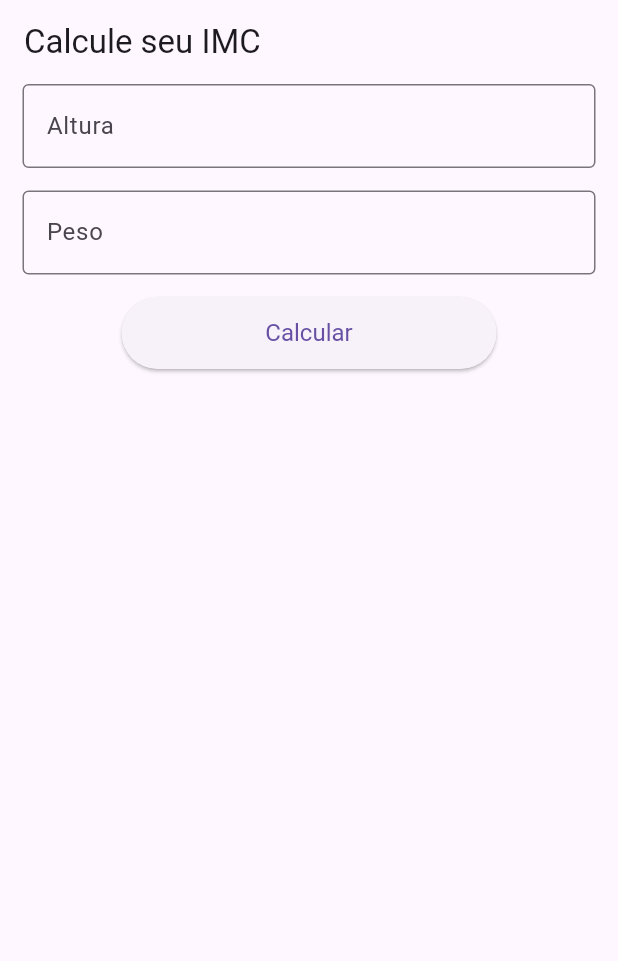
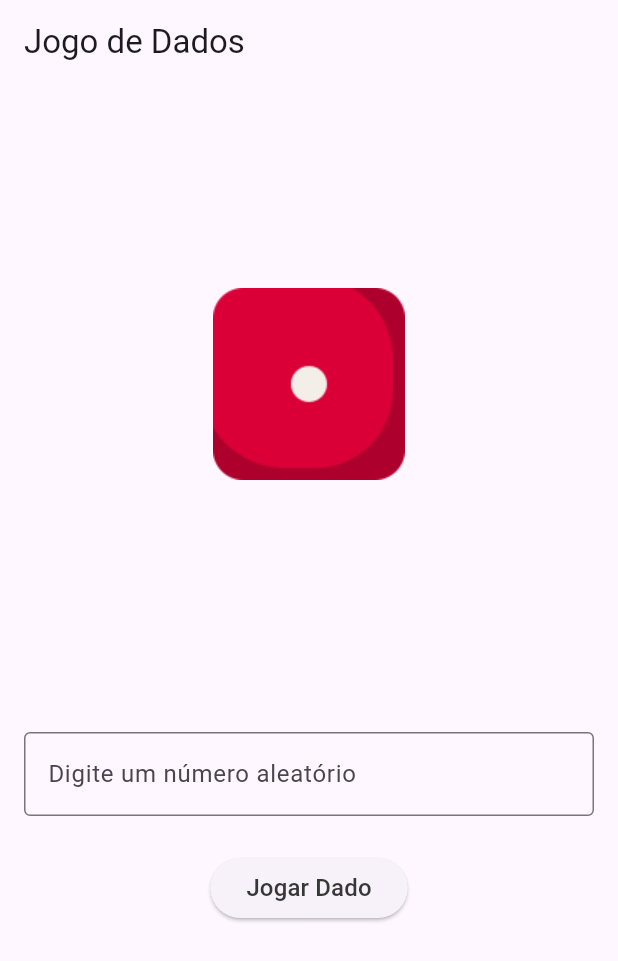
Before and after one commit to dionedev/Desafio_mentoria, a Flutter app: the screen it shows after launch, on a phone screen of 412 x 824 dp. Shown: the top 961 px of the screen. Run offline on Flutter 3.47's test engine with Material 3 defaults, Android fonts, the phone set to English and light mode, and no system bars.

Commit message:
feat: app para jogar dado

```diff
--- a/lib/main.dart
+++ b/lib/main.dart
@@ -1,84 +1,24 @@
+import 'package:app_imc/pages/conversor_temperatura.dart';
+import 'package:app_imc/pages/imc_page.dart';
+import 'package:app_imc/pages/jogo_dado.dart';
 import 'package:flutter/material.dart';
 
 void main() {
-  runApp(_AppIMCState());
+  runApp(const App());
 }
 
-class _AppIMCState extends StatefulWidget {
-  const _AppIMCState({super.key});
-
-  @override
-  State<_AppIMCState> createState() => __AppIMCStateState();
-}
-
-class __AppIMCStateState extends State<_AppIMCState> {
-  final TextEditingController controllerAltura = TextEditingController();
-  final TextEditingController controllerPeso = TextEditingController();
-  String resultado = '';
-
-  calcularImc() {
-    final altura = double.tryParse(controllerAltura.text);
-    final peso = double.tryParse(controllerPeso.text);
-
-    if (altura == null || peso == null) {
-      resultado = 'Informe uma altura e peso';
-      return;
-    }
-
-    resultado = 'O IMC é ${peso / (altura * altura)}';
-  }
+class App extends StatelessWidget {
+  const App({super.key});
 
   @override
   Widget build(BuildContext context) {
     return MaterialApp(
-      home: Scaffold(
-        appBar: AppBar(
-          title: const Text('Calcule seu IMC'),
-        ),
-        body: SafeArea(
-          child: Padding(
-            padding: const EdgeInsets.symmetric(horizontal: 15.0),
-            child: Column(
-              children: [
-                TextField(
-                  controller: controllerAltura,
-                  decoration: const InputDecoration(
-                    hintText: 'Digite sua altura',
-                    labelText: 'Altura',
-                    border: OutlineInputBorder(),
-                  ),
-                ),
-                Padding(
-                  padding: const EdgeInsets.only(top: 15, bottom: 15),
-                  child: TextField(
-                    controller: controllerPeso,
-                    decoration: const InputDecoration(
-                      hintText: 'Digite seu peso',
-                      labelText: 'Peso',
-                      border: OutlineInputBorder(),
-                    ),
-                  ),
-                ),
-                ElevatedButton(
-                  onPressed: () {
-                    calcularImc();
-                    setState(() {});
-                  },
-                  style: ElevatedButton.styleFrom(
-                    minimumSize: const Size(250, 48),
-                    textStyle: const TextStyle(fontSize: 16),
-                  ),
-                  child: const Text('Calcular'),
-                ),
-                Padding(
-                  padding: const EdgeInsets.only(top: 30),
-                  child: Text('$resultado'),
-                )
-              ],
-            ),
-          ),
-        ),
-      ),
+      initialRoute: 'jogoDado',
+      routes: {
+        'imc': (context) => const ImcPage(),
+        'jogoDado': (context) => const JogoDado(),
+        'conversorTemperatura': (context) => const ConversorTemperatura(),
+      },
     );
   }
 }
--- /dev/null
+++ b/lib/pages/jogo_dado.dart
@@ -0,0 +1,92 @@
+import 'package:flutter/material.dart';
+
+class JogoDado extends StatefulWidget {
+  const JogoDado({super.key});
+
+  @override
+  State<JogoDado> createState() => _JogoDadoState();
+}
+
+class _JogoDadoState extends State<JogoDado> {
+  TextEditingController numeroAleatorioController = TextEditingController();
+  int resultadoDaJogada = 0;
+  String caminhoDaImagem = 'assets/images/diceOne.png';
+
+  jogarDado() {
+    final numeroAleatorio = int.tryParse(numeroAleatorioController.text);
+
+    if (numeroAleatorio == null) {
+      return;
+    }
+
+    setState(() {
+      resultadoDaJogada = (numeroAleatorio % 6) + 1;
+      switch (resultadoDaJogada) {
+        case 1:
+          caminhoDaImagem = 'assets/images/diceOne.png';
+          break;
+        case 2:
+          caminhoDaImagem = 'assets/images/diceTwo.png';
+          break;
+        case 3:
+          caminhoDaImagem = 'assets/images/diceThree.png';
+          break;
+        case 4:
+          caminhoDaImagem = 'assets/images/diceFour.png';
+          break;
+        case 5:
+          caminhoDaImagem = 'assets/images/diceFive.png';
+          break;
+        case 6:
+          caminhoDaImagem = 'assets/images/diceSix.png';
+          break;
+        default:
+          caminhoDaImagem = 'assets/images/diceOne.png';
+      }
+    });
+  }
+
+  @override
+  Widget build(BuildContext context) {
+    return Scaffold(
+      appBar: AppBar(
+        title: const Text('Jogo de Dados'),
+      ),
+      body: SafeArea(
+        child: Padding(
+          padding: const EdgeInsets.symmetric(horizontal: 16),
+          child: Column(
+            children: [
+              Container(
+                height: 400,
+                child: Image.asset(caminhoDaImagem),
+              ),
+              Padding(
+                padding: const EdgeInsets.only(top: 32, bottom: 24),
+                child: TextField(
+                  controller: numeroAleatorioController,
+                  decoration: const InputDecoration(
+                    hintText: 'Digite um número aleatório',
+                    border: OutlineInputBorder(),
+                  ),
+                ),
+              ),
+              ElevatedButton(
+                onPressed: () {
+                  jogarDado();
+                },
+                child: const Text(
+                  'Jogar Dado',
+                  style: TextStyle(
+                    fontSize: 16,
+                    color: Color.fromRGBO(54, 55, 55, 1),
+                  ),
+                ),
+              ),
+            ],
+          ),
+        ),
+      ),
+    );
+  }
+}
--- a/pubspec.yaml
+++ b/pubspec.yaml
@@ -24,3 +24,5 @@ dev_dependencies:
 flutter:
 
   uses-material-design: true
+  assets:
+    - assets/images/
```
Also changed, not shown: lib/pages/imc_page.dart (added, +78 -0 lines), assets/images/diceFive.png (added), assets/images/diceFour.png (added), assets/images/diceOne.png (added), assets/images/diceSix.png (added), assets/images/diceThree.png (added), assets/images/diceTwo.png (added).
